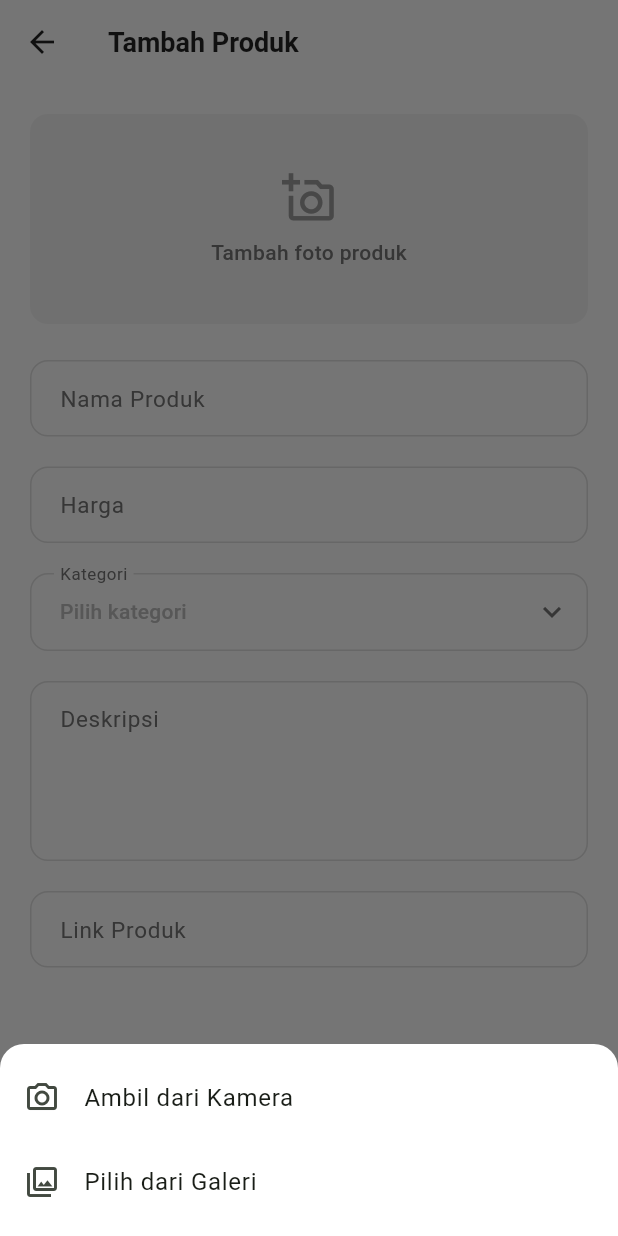
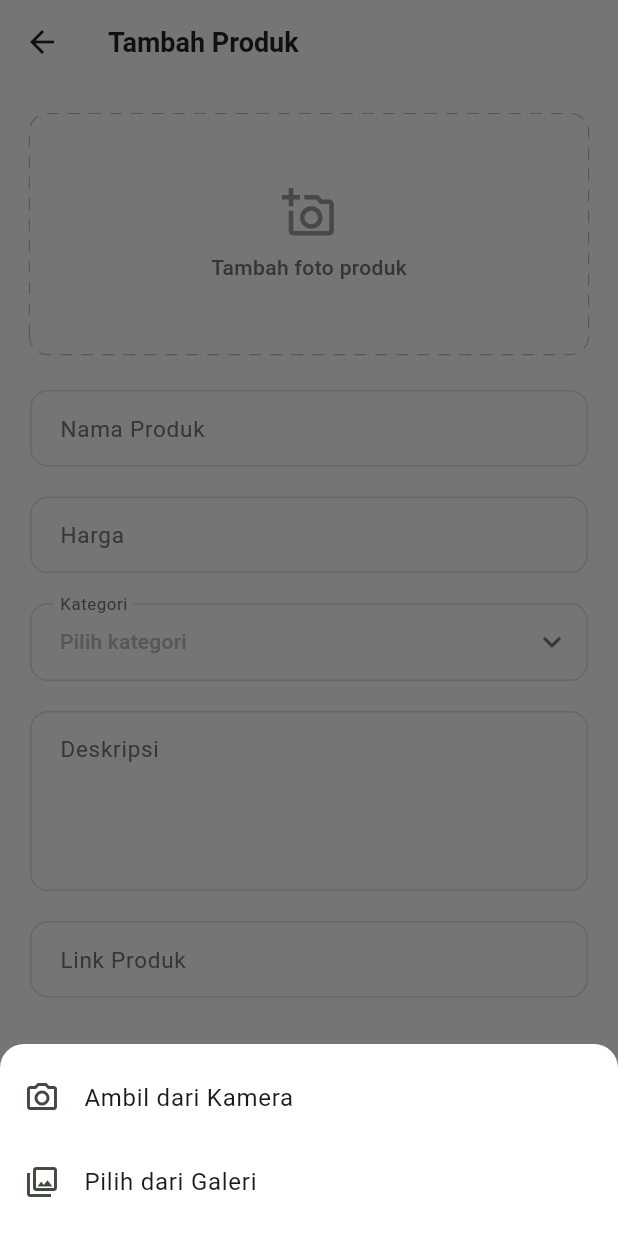
Before and after one commit to app-prenava/prenava-mobile, a Flutter app: the AddEditShopPage screen opened by its route, after a tap on "Tambah foto produk", on a phone screen of 412 x 824 dp. Run offline on Flutter 3.47's test engine with Material 3 defaults, Android fonts, the phone set to English and light mode, and no system bars; our stand-ins replace carousel_slider, dio, flutter_riverpod, flutter_secure_storage, go_router, image_picker and 1 more; accounts and stored records are empty.

Commit message:
style(shop): update photo upload area with white bg and dashed border
- Changed background from grey to white
- Added dashed/dotted outline border using CustomPainter
- Slightly increased photo area height to 160px

```diff
--- a/lib/features/shop/presentation/pages/add_edit_shop_page.dart
+++ b/lib/features/shop/presentation/pages/add_edit_shop_page.dart
@@ -343,14 +343,21 @@ class _AddEditShopPageState extends ConsumerState<AddEditShopPage> {
 
     return GestureDetector(
       onTap: _pickImage,
-      child: Container(
-        height: 140,
-        width: double.infinity,
-        decoration: BoxDecoration(
-          color: Colors.grey[100],
-          borderRadius: BorderRadius.circular(12),
+      child: CustomPaint(
+        painter: hasImage ? null : DashedBorderPainter(
+          color: Colors.grey[400]!,
+          strokeWidth: 1.5,
+          gap: 6,
+          radius: 12,
         ),
-        child: hasImage
+        child: Container(
+          height: 160,
+          width: double.infinity,
+          decoration: BoxDecoration(
+            color: Colors.white,
+            borderRadius: BorderRadius.circular(12),
+          ),
+          child: hasImage
             ? Stack(
                 children: [
                   ClipRRect(
@@ -407,6 +414,7 @@ class _AddEditShopPageState extends ConsumerState<AddEditShopPage> {
                 ],
               )
             : _buildPhotoPlaceholder(),
+        ),
       ),
     );
   }
@@ -539,3 +547,54 @@ class _AddEditShopPageState extends ConsumerState<AddEditShopPage> {
     );
   }
 }
+
+// Custom painter for dashed border
+class DashedBorderPainter extends CustomPainter {
+  final Color color;
+  final double strokeWidth;
+  final double gap;
+  final double radius;
+
+  DashedBorderPainter({
+    required this.color,
+    this.strokeWidth = 1.5,
+    this.gap = 6,
+    this.radius = 12,
+  });
+
+  @override
+  void paint(Canvas canvas, Size size) {
+    final paint = Paint()
+      ..color = color
+      ..strokeWidth = strokeWidth
+      ..style = PaintingStyle.stroke;
+
+    final path = Path();
+    path.addRRect(
+      RRect.fromRectAndRadius(
+        Rect.fromLTWH(0, 0, size.width, size.height),
+        Radius.circular(radius),
+      ),
+    );
+
+    // Create dashed effect
+    final dashPath = Path();
+    const dashWidth = 8.0;
+
+    for (final metric in path.computeMetrics()) {
+      double distance = 0;
+      while (distance < metric.length) {
+        dashPath.addPath(
+          metric.extractPath(distance, distance + dashWidth),
+          Offset.zero,
+        );
+        distance += dashWidth + gap;
+      }
+    }
+
+    canvas.drawPath(dashPath, paint);
+  }
+
+  @override
+  bool shouldRepaint(covariant CustomPainter oldDelegate) => false;
+}
```
